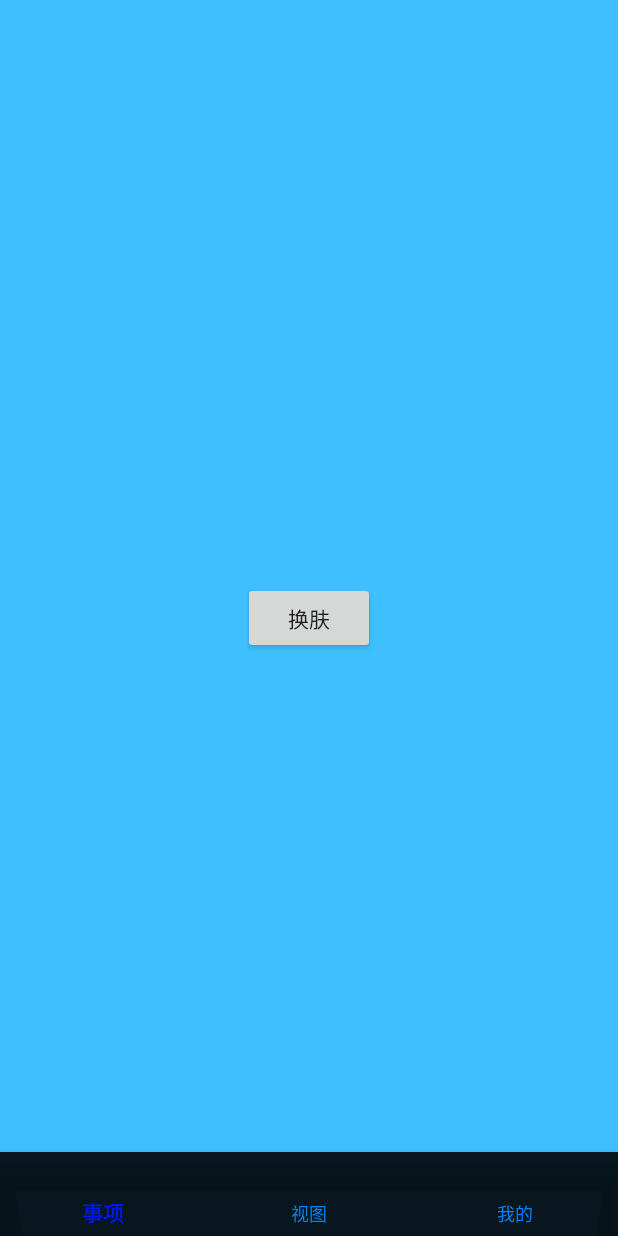
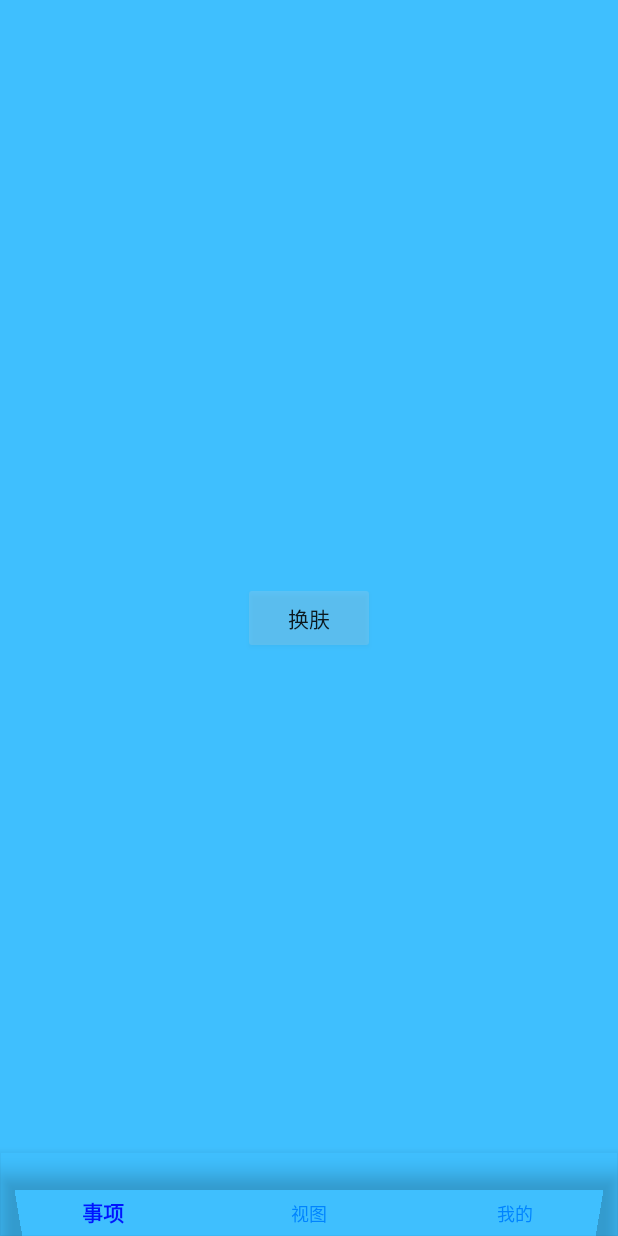
Before and after one commit to wyyzxml2120/note, an Android app: the screen it shows after launch (MainActivity), on a phone screen of 412 x 824 dp. Run offline under Robolectric (Android 15) with nearby library versions, the phone set to English and light mode, and no system bars; our stand-ins replace data binding.

Commit message:
自定义属性

```diff
--- a/app/src/main/java/com/nlk/note/MainActivity.java
+++ b/app/src/main/java/com/nlk/note/MainActivity.java
@@ -3,6 +3,7 @@ package com.nlk.note;
 import androidx.appcompat.app.AppCompatActivity;
 
 import android.os.Bundle;
+import android.widget.Button;
 
 public class MainActivity extends AppCompatActivity {
 
@@ -10,6 +11,10 @@ public class MainActivity extends AppCompatActivity {
     protected void onCreate(Bundle savedInstanceState) {
         super.onCreate(savedInstanceState);
         setContentView(R.layout.activity_main);
+
+        Button button = (Button)findViewById(R.id.button);
+
+//        button.getBackground().setAlpha(50);
     }
 
 
--- /dev/null
+++ b/app/src/main/java/com/nlk/note/rewriteview/ReConstraintLayout.java
@@ -0,0 +1,44 @@
+package com.nlk.note.rewriteview;
+
+import android.content.Context;
+import android.content.res.TypedArray;
+import android.util.AttributeSet;
+import android.view.View;
+
+import androidx.constraintlayout.widget.ConstraintLayout;
+
+import com.nlk.note.R;
+
+public class ReConstraintLayout extends ConstraintLayout {
+
+    private Integer alpha;
+
+    public ReConstraintLayout(Context context) {
+        super(context);
+
+    }
+
+    public ReConstraintLayout(Context context, AttributeSet attrs) {
+        super(context, attrs);
+
+    }
+
+    public ReConstraintLayout(Context context, AttributeSet attrs, int defStyleAttr) {
+        super(context, attrs, defStyleAttr);
+
+    }
+
+    @Override
+    public LayoutParams generateLayoutParams(AttributeSet attrs) {
+        TypedArray a = getContext().obtainStyledAttributes(attrs, R.styleable.ReConstraintLayout);
+        alpha = a.getInteger(R.styleable.ReConstraintLayout_elk,0);
+        a.recycle();
+        return super.generateLayoutParams(attrs);
+    }
+
+    @Override
+    public void addView(View child, int index, android.view.ViewGroup.LayoutParams params) {
+        child.getBackground().setAlpha(alpha);
+        super.addView(child, index, params);
+    }
+}
--- a/app/src/main/res/layout/activity_main.xml
+++ b/app/src/main/res/layout/activity_main.xml
@@ -2,6 +2,7 @@
 
 <layout xmlns:android="http://schemas.android.com/apk/res/android"
     xmlns:app="http://schemas.android.com/apk/res-auto"
+    xmlns:ReConstraintLayout="http://schemas.android.com/apk/res-auto"
     xmlns:tools="http://schemas.android.com/tools">
 
     <data>
@@ -19,18 +20,25 @@
 <!--            type="androidx.recyclerview.widget.ListAdapter" />-->
 
     </data>
+    <com.nlk.note.rewriteview.ReConstraintLayout
+        android:layout_width="match_parent"
+        android:layout_height="match_parent"
+        android:background="#3Fbffe"
+        tools:context=".MainActivity">
 
-<androidx.constraintlayout.widget.ConstraintLayout
-    android:layout_width="match_parent"
-    android:layout_height="match_parent"
-    android:background="#3FBFFE"
-    tools:context=".MainActivity">
+<!--<androidx.constraintlayout.widget.ConstraintLayout-->
+<!--    android:layout_width="match_parent"-->
+<!--    android:layout_height="match_parent"-->
+<!--    android:background="#3Fbffe"-->
+<!--    tools:context=".MainActivity">-->
 
     <Button
+        android:id="@+id/button"
         android:layout_width="wrap_content"
         android:layout_height="wrap_content"
         android:text="换肤"
         android:onClick="@{()->click.changeTheme()}"
+        ReConstraintLayout:elk="50"
         app:layout_constraintBottom_toBottomOf="parent"
         app:layout_constraintLeft_toLeftOf="parent"
         app:layout_constraintRight_toRightOf="parent"
@@ -39,13 +47,14 @@
     <com.google.android.material.bottomnavigation.BottomNavigationView
         android:layout_width="match_parent"
         android:layout_height="wrap_content"
-        android:background="#e0000000"
         app:itemTextColor="@drawable/main_bottom_navigation"
         app:itemIconTint="@drawable/main_bottom_navigation"
         app:menu="@menu/bottom_navigation"
         app:layout_constraintBottom_toBottomOf="parent"
         app:layout_constraintStart_toStartOf="parent"/>
 
-</androidx.constraintlayout.widget.ConstraintLayout>
+<!--</androidx.constraintlayout.widget.ConstraintLayout>-->
+
+</com.nlk.note.rewriteview.ReConstraintLayout>
 
 </layout>
--- /dev/null
+++ b/app/src/main/res/values/attrs.xml
@@ -0,0 +1,6 @@
+<?xml version="1.0" encoding="utf-8"?>
+<resources>
+    <declare-styleable name="ReConstraintLayout">
+        <attr name="elk" format="integer"/>
+    </declare-styleable>
+</resources>
```
Also changed, not shown: app/build.gradle (+7 -1 lines), app/src/main/java/com/nlk/note/rewriteview/ElkView.java (added, +21 -0 lines).
